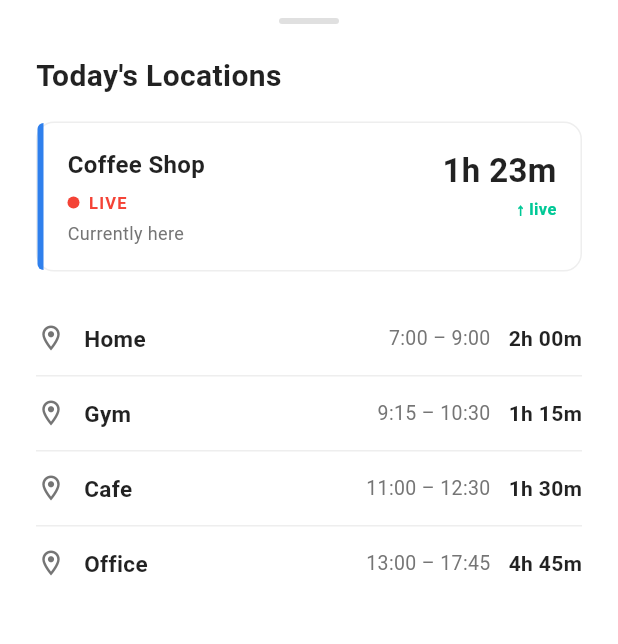
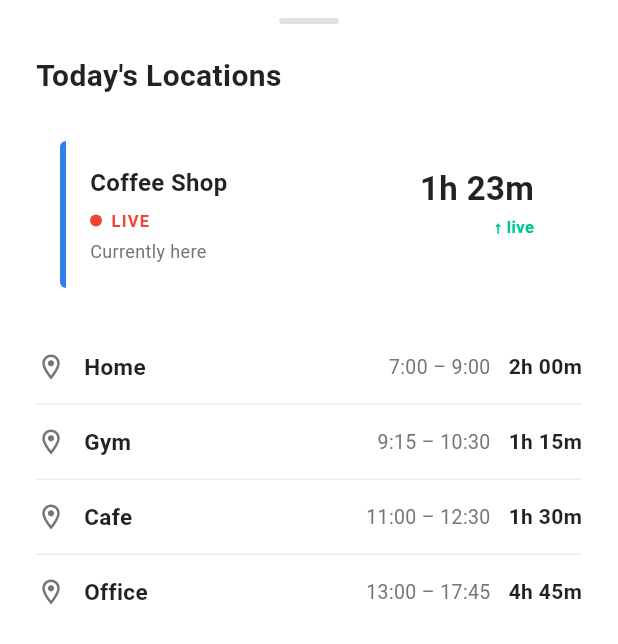
Before and after one commit to RR-593/COMP3130, a Flutter app: the LocationHistoryScreen screen opened by its route, on a phone screen of 412 x 824 dp. Shown: the top 644 px of the screen. Run offline on Flutter 3.47's test engine with Material 3 defaults, Android fonts, the light colour scheme and no system bars; our stand-ins replace flutter_dotenv, flutter_map, geocoding, geolocator, latlong2; missing offline and left inert: flutter_map_animations.

```diff
--- a/trustmee_app/lib/graphs/simple_location_statistic.dart
+++ /dev/null
@@ -1,112 +0,0 @@
-import 'package:flutter/material.dart';
-import 'package:trustmee_app/theme/app_theme.dart';
-
-class SimpleLocationStatistic extends StatelessWidget {
-  const SimpleLocationStatistic({super.key});
-
-  @override
-  Widget build(BuildContext context) {
-    return Container(
-      decoration: BoxDecoration(
-        color: Colors.white,
-        borderRadius: BorderRadius.circular(12),
-        border: Border.all(color: Colors.grey.shade200),
-      ),
-      child: IntrinsicHeight(
-        child: Row(
-          crossAxisAlignment: CrossAxisAlignment.stretch,
-          children: [
-            Container(
-              width: 4,
-              decoration: const BoxDecoration(
-                color: Color(0xFF2F80ED),
-                borderRadius: BorderRadius.only(
-                  topLeft: Radius.circular(12),
-                  bottomLeft: Radius.circular(12),
-                ),
-              ),
-            ),
-            Expanded(
-              child: Padding(
-                padding: const EdgeInsets.all(16),
-                child: Row(
-                  crossAxisAlignment: CrossAxisAlignment.start,
-                  children: [
-                    Expanded(
-                      child: Column(
-                        crossAxisAlignment: CrossAxisAlignment.start,
-                        children: [
-                          const Text(
-                            'Coffee Shop',
-                            style: TextStyle(
-                              fontSize: 16,
-                              fontWeight: FontWeight.bold,
-                              color: Colors.black87,
-                            ),
-                          ),
-                          const SizedBox(height: 6),
-                          Row(
-                            children: [
-                              Container(
-                                width: 8,
-                                height: 8,
-                                decoration: const BoxDecoration(
-                                  color: Colors.red,
-                                  shape: BoxShape.circle,
-                                ),
-                              ),
-                              const SizedBox(width: 6),
-                              const Text(
-                                'LIVE',
-                                style: TextStyle(
-                                  fontSize: 11,
-                                  fontWeight: FontWeight.bold,
-                                  color: Colors.red,
-                                  letterSpacing: 0.8,
-                                ),
-                              ),
-                            ],
-                          ),
-                          const SizedBox(height: 4),
-                          Text(
-                            'Currently here',
-                            style: TextStyle(
-                              fontSize: 12,
-                              color: Colors.grey.shade600,
-                            ),
-                          ),
-                        ],
-                      ),
-                    ),
-                    const Column(
-                      crossAxisAlignment: CrossAxisAlignment.end,
-                      children: [
-                        Text(
-                          '1h 23m',
-                          style: TextStyle(
-                            fontSize: 22,
-                            fontWeight: FontWeight.bold,
-                            color: Colors.black87,
-                          ),
-                        ),
-                        SizedBox(height: 2),
-                        Text(
-                          '↑ live',
-                          style: TextStyle(
-                            fontSize: 11,
-                            color: AppTheme.accent,
-                            fontWeight: FontWeight.w600,
-                          ),
-                        ),
-                      ],
-                    ),
-                  ],
-                ),
-              ),
-            ),
-          ],
-        ),
-      ),
-    );
-  }
-}
--- a/trustmee_app/lib/main.dart
+++ b/trustmee_app/lib/main.dart
@@ -1,9 +1,12 @@
 import 'package:flutter/material.dart';
+import 'package:flutter/services.dart';
 import 'package:flutter_dotenv/flutter_dotenv.dart';
 import 'package:trustmee_app/routes/app_routes.dart';
 import 'package:trustmee_app/theme/app_theme.dart';
 
 Future<void> main() async {
+  WidgetsFlutterBinding.ensureInitialized();
+  SystemChrome.setEnabledSystemUIMode(SystemUiMode.immersive);
   await dotenv.load(fileName: '.secrets/maptiler_api');
   runApp(const TrustMeeApp());
 }
--- a/trustmee_app/lib/screens/history/location_history_screen.dart
+++ b/trustmee_app/lib/screens/history/location_history_screen.dart
@@ -1,5 +1,5 @@
 import 'package:flutter/material.dart';
-import 'package:trustmee_app/graphs/simple_location_statistic.dart';
+import 'package:trustmee_app/widgets/graphs/simple_location_statistic.dart';
 
 class LocationEntry {
   final String name;
--- /dev/null
+++ b/trustmee_app/lib/widgets/graphs/simple_location_statistic.dart
@@ -0,0 +1,114 @@
+import 'package:flutter/material.dart';
+import 'package:trustmee_app/theme/app_theme.dart';
+
+class SimpleLocationStatistic extends StatelessWidget {
+  const SimpleLocationStatistic({super.key});
+
+  @override
+  Widget build(BuildContext context) {
+    return Container(
+      decoration: BoxDecoration(
+        color: Colors.white,
+        borderRadius: BorderRadius.circular(16),
+      ),
+      child: Padding(
+        padding: const EdgeInsets.fromLTRB(16.0, 13.0, 16.0, 8.0),
+        child: IntrinsicHeight(
+          child: Row(
+            crossAxisAlignment: CrossAxisAlignment.stretch,
+            children: [
+              Container(
+                width: 4,
+                decoration: const BoxDecoration(
+                  color: Color(0xFF2F80ED),
+                  borderRadius: BorderRadius.only(
+                    topLeft: Radius.circular(12),
+                    bottomLeft: Radius.circular(12),
+                  ),
+                ),
+              ),
+              Expanded(
+                child: Padding(
+                  padding: const EdgeInsets.all(16),
+                  child: Row(
+                    crossAxisAlignment: CrossAxisAlignment.start,
+                    children: [
+                      Expanded(
+                        child: Column(
+                          crossAxisAlignment: CrossAxisAlignment.start,
+                          children: [
+                            const Text(
+                              'Coffee Shop',
+                              style: TextStyle(
+                                fontSize: 16,
+                                fontWeight: FontWeight.bold,
+                                color: Colors.black87,
+                              ),
+                            ),
+                            const SizedBox(height: 6),
+                            Row(
+                              children: [
+                                Container(
+                                  width: 8,
+                                  height: 8,
+                                  decoration: const BoxDecoration(
+                                    color: Colors.red,
+                                    shape: BoxShape.circle,
+                                  ),
+                                ),
+                                const SizedBox(width: 6),
+                                const Text(
+                                  'LIVE',
+                                  style: TextStyle(
+                                    fontSize: 11,
+                                    fontWeight: FontWeight.bold,
+                                    color: Colors.red,
+                                    letterSpacing: 0.8,
+                                  ),
+                                ),
+                              ],
+                            ),
+                            const SizedBox(height: 4),
+                            Text(
+                              'Currently here',
+                              style: TextStyle(
+                                fontSize: 12,
+                                color: Colors.grey.shade600,
+                              ),
+                            ),
+                          ],
+                        ),
+                      ),
+                      const Column(
+                        crossAxisAlignment: CrossAxisAlignment.end,
+                        children: [
+                          Text(
+                            '1h 23m',
+                            style: TextStyle(
+                              fontSize: 22,
+                              fontWeight: FontWeight.bold,
+                              color: Colors.black87,
+                            ),
+                          ),
+                          SizedBox(height: 2),
+                          Text(
+                            '↑ live',
+                            style: TextStyle(
+                              fontSize: 11,
+                              color: AppTheme.accent,
+                              fontWeight: FontWeight.w600,
+                            ),
+                          ),
+                        ],
+                      ),
+                    ],
+                  ),
+                ),
+              ),
+            ],
+          ),
+        ),
+      ),
+    );
+  }
+}
```
Also changed, not shown: trustmee_app/lib/models/location_model.dart (added, +22 -0 lines), trustmee_app/lib/models/single_location_model.dart (added, +26 -0 lines), trustmee_app/lib/screens/map/map_bottom_sheet.dart (+10 -7 lines), 1 other file.
